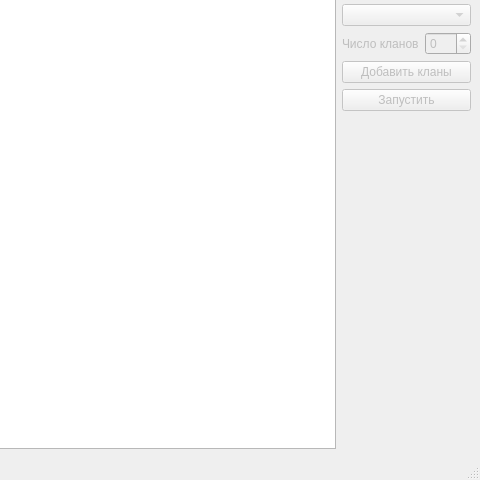
Qt form mainwindow.ui (VladislavWaza/DigitalEvolution) before a commit; both pictures show x 320 to 800 and y 120 to 600 of the 800 by 600 pixel window.
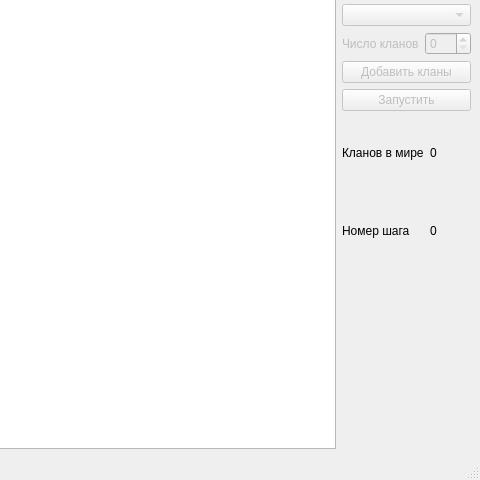
The same form after that commit.

Commit message: Basic functionality of the clan and fighting past mistakes added moving, hunting and food extraction the design of the selection has been moved from the SelectionUI class to MainWindow added interface blocking during genome execution

The edit to the form file:
```diff
--- a/mainwindow.ui
+++ b/mainwindow.ui
@@ -104,6 +104,22 @@
        </layout>
       </item>
       <item>
+       <layout class="QGridLayout" name="gridLayout_4">
+        <item row="1" column="1">
+         <widget class="QLabel" name="clansCounter">
+          <property name="text">
+           <string>0</string>
+          </property>
+         </widget>
+        </item>
+        <item row="1" column="0">
+         <widget class="QLabel" name="label_5">
+          <property name="text">
+           <string>Кланов в мире</string>
+          </property>
+         </widget>
+        </item>
+        <item row="0" column="0" colspan="2">
        <widget class="QPushButton" name="start">
         <property name="enabled">
          <bool>false</bool>
@@ -113,15 +129,35 @@
         </property>
        </widget>
       </item>
+        <item row="2" column="0">
+         <widget class="QLabel" name="label_7">
+          <property name="text">
+           <string>Номер шага</string>
+          </property>
+         </widget>
+        </item>
+        <item row="2" column="1">
+         <widget class="QLabel" name="stepNumber">
+          <property name="text">
+           <string>0</string>
+          </property>
+         </widget>
+        </item>
+       </layout>
+      </item>
       <item>
-       <widget class="QLabel" name="label_5">
+       <layout class="QGridLayout" name="gridLayout_5">
+        <item row="0" column="0">
+         <widget class="QLabel" name="genom">
         <property name="text">
          <string/>
         </property>
-       </widget>
-      </item>
-      <item>
-       <layout class="QGridLayout" name="gridLayout_5"/>
+          <property name="textInteractionFlags">
+           <set>Qt::LinksAccessibleByMouse|Qt::TextSelectableByMouse</set>
+          </property>
+         </widget>
+        </item>
+       </layout>
       </item>
      </layout>
     </item>
```
Lines whose indentation alone changed are shown as unchanged. The commit also changes 8 other files.
